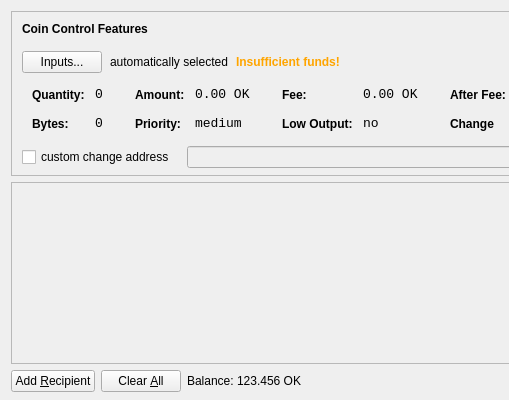
This is src/qt/forms/sendcoinsdialog.ui in Iraqcoin/paypeer as Qt 5 draws it before an edit; both pictures show x 0 to 509 and y 0 to 400 of the 850 by 400 pixel window. The edited form follows.
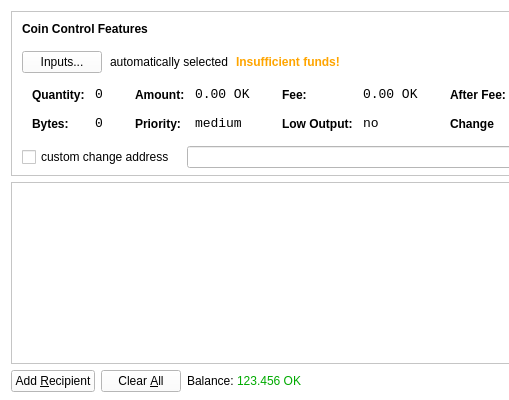
This is the edited form. Icons and pictures are not drawn.

Patch:
```diff
--- a/src/qt/forms/sendcoinsdialog.ui
+++ b/src/qt/forms/sendcoinsdialog.ui
@@ -13,6 +13,9 @@
   <property name="windowTitle">
    <string>Send Coins</string>
   </property>
+  <property name="styleSheet">
+   <string notr="true">background-color: rgb(255, 255, 255);</string>
+  </property>
   <layout class="QVBoxLayout" name="verticalLayout" stretch="0,1,0">
    <property name="bottomMargin">
     <number>8</number>
@@ -731,6 +734,9 @@
          <property name="cursor">
           <cursorShape>IBeamCursor</cursorShape>
          </property>
+         <property name="styleSheet">
+          <string notr="true">color: rgb(0, 170, 0);</string>
+         </property>
          <property name="text">
           <string>123.456 OK</string>
          </property>
```
Left out of the diff: 26 changed lines with no effect on the pictures.
